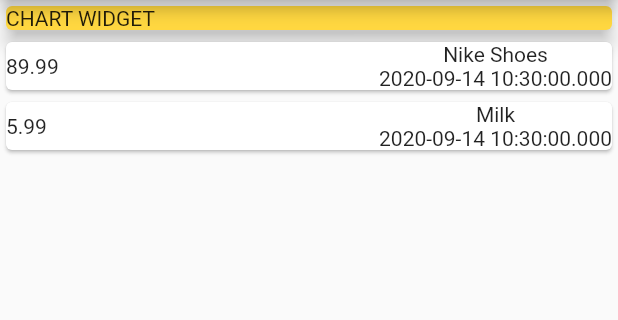
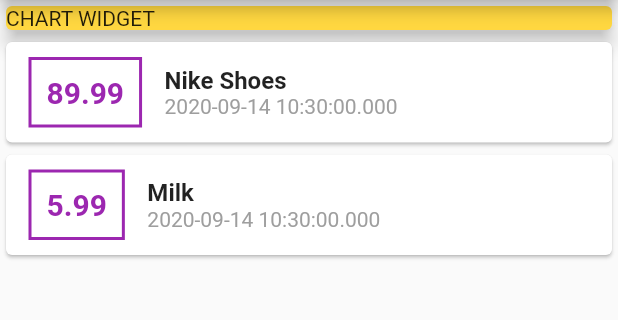
Before and after one commit to rakeshcheekatimala/flutter-learning, a Flutter app: the screen it shows after launch, on a phone screen of 412 x 824 dp, the part 84-404 px from its top. Run offline on Flutter 3.47's test engine with Material 2 defaults, Android fonts, the phone set to English and light mode, and no system bars.

Commit message:
styling the card items

```diff
--- a/expense_tracker/lib/main.dart
+++ b/expense_tracker/lib/main.dart
@@ -56,15 +56,35 @@ class MyHomePage extends StatelessWidget {
               Column(
                   children: transactions.map((tx) {
                 return Card(
-                    child: Row(
-                        mainAxisAlignment: MainAxisAlignment.spaceBetween,
-                        children: [
-                      Container(child: Text(tx.price.toString())),
-                      Column(children: <Widget>[
-                        Text(tx.title),
-                        Text(tx.createdAt.toString())
+                    child: Row(children: [
+                  Container(
+                      padding: EdgeInsets.all(10),
+                      margin:
+                          EdgeInsets.symmetric(vertical: 10, horizontal: 15),
+                      decoration: BoxDecoration(
+                        border: Border.all(color: Colors.purple, width: 2),
+                      ),
+                      child: Text(
+                        tx.price.toString(),
+                        style: TextStyle(
+                            fontWeight: FontWeight.bold,
+                            fontSize: 20,
+                            color: Colors.purple),
+                      )),
+                  Column(
+                      crossAxisAlignment: CrossAxisAlignment.start,
+                      children: <Widget>[
+                        Text(
+                          tx.title,
+                          style: TextStyle(
+                              fontSize: 16, fontWeight: FontWeight.bold),
+                        ),
+                        Text(
+                          tx.createdAt.toString(),
+                          style: TextStyle(color: Colors.grey),
+                        )
                       ])
-                    ]));
+                ]));
               }).toList())
             ]));
   }
```
